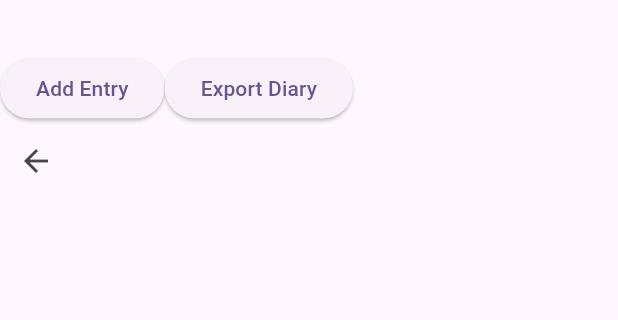
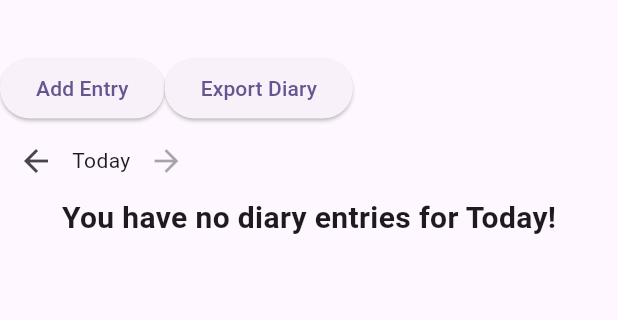
Before and after one commit to ChrisBriant/mydiary_flutter, a Flutter app: the DiaryScreen screen opened directly with empty values, on a phone screen of 412 x 824 dp, the part 63-383 px from its top. Run offline on Flutter 3.47's test engine with Material 3 defaults, Android fonts, the light colour scheme and no system bars; our stand-ins replace sqflite; accounts and stored records are empty.

Commit message:
Partitioned diary entry display into days

```diff
--- a/lib/screens/diaryscreen.dart
+++ b/lib/screens/diaryscreen.dart
@@ -25,20 +25,22 @@ class _DiaryScreenState extends State<DiaryScreen> {
     List<DiaryEntry> diaryEntries = [];
     String title = "Diary";
     DateTime selectedDate =  DateTime.now();
-    //Diary diary = widget.diary;
+    Diary? diaryState;
 
     List<DiaryEntry> getDiaryEntriesByDate(DateTime? searchDate) {
-      List<DiaryEntry> newDiaryEntries = widget.diary.entries;
+      List<DiaryEntry> newDiaryEntries = diaryState!.entries;
 
       DateTime sd = searchDate ?? DateTime.now();
 
       newDiaryEntries = newDiaryEntries.where((DiaryEntry de) => (de.dateCreated.day == sd.day) && (de.dateCreated.month == sd.month) && (de.dateCreated.year == sd.year)).toList();
+      newDiaryEntries.sort((a, b) => b.dateCreated.compareTo(a.dateCreated));
       print('NEW DIARY ENTRIES $newDiaryEntries');
       return newDiaryEntries;
     }
 
     @override
     void initState() {
+      diaryState = widget.diary;
       //final args = ModalRoute.of(context)!.settings.arguments as Map<String,dynamic>?;
       print("DO I GET HERE");
       diaryEntries = getDiaryEntriesByDate(DateTime.now());
@@ -56,6 +58,7 @@ class _DiaryScreenState extends State<DiaryScreen> {
       //DiaryEntry replaceEntry = widget.diary.entries.firstWhere((diaryEntry) => diaryEntry.id == newEntry.id);
       int insertIdx = diaryEntries.indexWhere((DiaryEntry d) => d.id == newEntry.id);
       diaryEntries.removeWhere((DiaryEntry d) => d.id == newEntry.id);
+      diaryState!.entries.removeWhere((DiaryEntry d) => d.id == newEntry.id);
       print('I NEED TO INSERT AT $insertIdx');
 
       setState(() {
@@ -64,7 +67,10 @@ class _DiaryScreenState extends State<DiaryScreen> {
         } else {
           diaryEntries.insert(insertIdx,newEntry);
         }
+        //Update the diary object
+        List<DiaryEntry> newAndExistingEntries =  [...diaryState!.entries,newEntry];
 
+        diaryState!.entries = newAndExistingEntries;
       });
     }
 
@@ -154,13 +160,51 @@ class _DiaryScreenState extends State<DiaryScreen> {
                   });
                   selectedDate = prevDate;
                 },
-                icon: Icon(Icons.arrow_back),
+                icon: const Icon(Icons.arrow_back),
+              ),
+              Text(Helpers.getDisplayDate(selectedDate)),
+              Builder(
+                builder: (ctx) {
+                  DateTime now = DateTime.now();
+
+                  print("NOW ${now.day} ${selectedDate.day} ");
+
+                  if( (now.day == selectedDate.day) && (now.month == selectedDate.month) && (now.year == selectedDate.year)) {
+                    return const IconButton(
+                      onPressed: null,
+                      icon: Icon(Icons.arrow_forward)
+                    );
+                  } else {
+                    return IconButton(
+                      onPressed:
+                        () {
+                        DateTime nextDate = selectedDate.add(const Duration(days: 1));
+
+                        List<DiaryEntry> newEntries = getDiaryEntriesByDate(nextDate);
+                        setState(() {
+                          diaryEntries = newEntries;
+                        });
+                        selectedDate = nextDate;
+                      },
+                      icon: const Icon(Icons.arrow_forward),
+                    );
+                  }
+                },
               ),
             ],
           ),
           SizedBox(
             height: 300,
-            child: ListView.builder(
+            child:
+              diaryEntries.isEmpty
+              ? Text(
+                'You have no diary entries for ${Helpers.getDisplayDate(selectedDate)}!',
+                style:  const TextStyle(
+                  fontWeight: FontWeight.bold,
+                  fontSize: 20,
+                ),
+              )
+              : ListView.builder(
                 itemCount: diaryEntries.length,
                 itemBuilder: (ctx, idx) => InkWell(
                   onLongPress: () => showViewDiaryEntryDialog(diaryEntries[idx]),
```
Also changed, not shown: lib/widgets/adddiaryentrywidget.dart (+10 -1 lines). Lines whose indentation alone changed are shown as unchanged.
